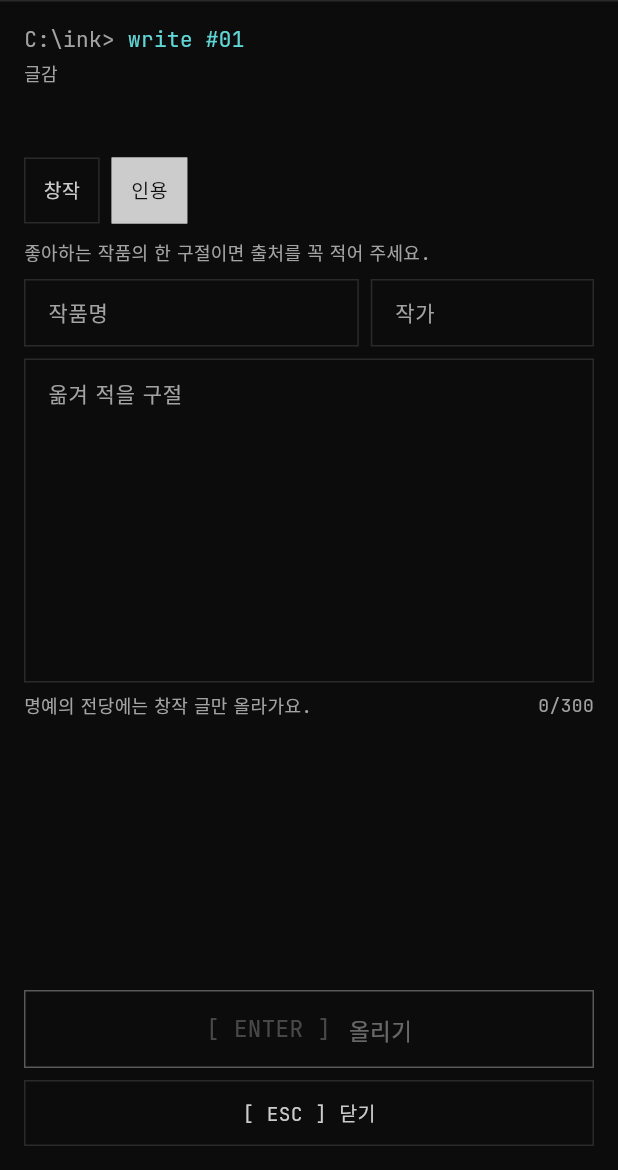
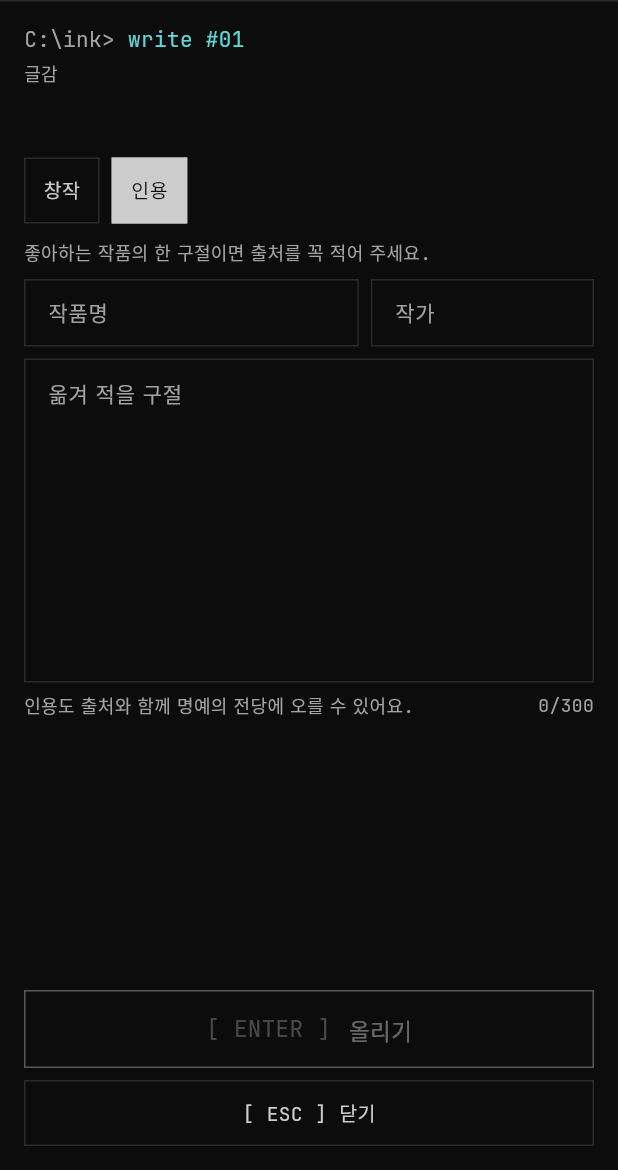
Before and after one commit to isla0x/ink-exe, a Flutter app: the WriteScreen screen opened directly with empty values, after a tap on "인용", on a phone screen of 412 x 824 dp, the part 66-1236 px from its top. Run offline on Flutter 3.47's test engine with Material 3 defaults, Android fonts, the phone set to English and light mode, and no system bars; our stand-ins replace shared_preferences, supabase_flutter; accounts and stored records are empty.

Commit message:
명예의 전당에 인용글도 오르게 (설정 hall_includes_quotes 기본값 true)
Co-Authored-By: Claude Opus 5.5 <noreply@anthropic.com>
Claude-Session: https://claude.ai/code/session_017iZMWYbGKXjhd5bZRMzdGV

```diff
--- a/lib/data/demo_api.dart
+++ b/lib/data/demo_api.dart
@@ -171,7 +171,7 @@ class DemoInkApi implements InkApi {
     p.likers.clear();
   }
 
-  bool _eligible(_P p) => !p.hidden && !p.deleted && p.likers.isNotEmpty && p.kind == EntryKind.original;
+  bool _eligible(_P p) => !p.hidden && !p.deleted && p.likers.isNotEmpty;
 
   _P? _top(Iterable<_P> ps) {
     final list = ps.where(_eligible).toList()
--- a/lib/screens/hall_screen.dart
+++ b/lib/screens/hall_screen.dart
@@ -79,7 +79,7 @@ class _HallScreenState extends State<HallScreen> {
                       TextSpan(text: 'type hall.txt', style: termStyle(p.cmd)),
                     ])),
                     Text('명예의 전당', style: termStyle(p.hi, size: 22, weight: FontWeight.w700, ko: true)),
-                    Text('날마다 +1 1위 창작 글이 이달 전당에 오르고, 달이 끝나면 그중 한 편만 남아요.',
+                    Text('날마다 +1 1위 글이 이달 전당에 오르고, 달이 끝나면 그중 한 편만 남아요.',
                         style: termStyle(p.dim, size: 12, ko: true)),
                     if (_loading)
                       Padding(
@@ -98,7 +98,7 @@ class _HallScreenState extends State<HallScreen> {
                       ],
                       _section(p, '${h.monthLabel} · 날마다 1위', null),
                       if (h.month.isEmpty)
-                        Text('아직 비어 있어요. 오늘 +1을 가장 많이 받은 창작 글이 내일 여기 올라와요.',
+                        Text('아직 비어 있어요. 오늘 +1을 가장 많이 받은 글이 내일 여기 올라와요.',
                             style: termStyle(p.dim, size: 13, ko: true))
                       else
                         for (final e in h.month) card(e, _dayHeader(e)),
--- a/lib/screens/write_screen.dart
+++ b/lib/screens/write_screen.dart
@@ -193,7 +193,7 @@ class _WriteScreenState extends State<WriteScreen> {
                         Expanded(
                           child: Text(
                             _kind == EntryKind.quote
-                                ? '명예의 전당에는 창작 글만 올라가요.'
+                                ? '인용도 출처와 함께 명예의 전당에 오를 수 있어요.'
                                 : '한 번 올리면 고칠 수 없어요. 지우기만 할 수 있어요.',
                             style: termStyle(p.dim, size: 12, ko: true),
                           ),
```
Also changed, not shown: 5 other files.
